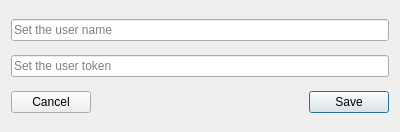
First picture: the form in src/git_server/ServerConfigDlg.ui, repository francescmm/GitQlient, before the edit.
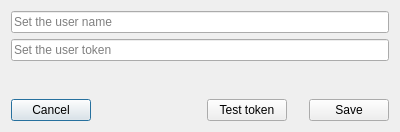
Second picture: the form after the edit.

Commit message: Simplifying GitHub class

```diff
--- a/src/git_server/ServerConfigDlg.ui
+++ b/src/git_server/ServerConfigDlg.ui
@@ -14,31 +14,28 @@
    <string>Server configuration</string>
   </property>
   <layout class="QGridLayout" name="gridLayout">
-   <item row="1" column="0" colspan="3">
-    <widget class="QLineEdit" name="leUserToken">
-     <property name="echoMode">
-      <enum>QLineEdit::Password</enum>
-     </property>
-     <property name="placeholderText">
-      <string>Set the user token</string>
-     </property>
-    </widget>
-   </item>
-   <item row="2" column="2">
-    <widget class="QPushButton" name="pbAccept">
-     <property name="text">
-      <string>Save</string>
-     </property>
-    </widget>
-   </item>
-   <item row="2" column="0">
+   <item row="3" column="0">
     <widget class="QPushButton" name="pbCancel">
      <property name="text">
       <string>Cancel</string>
      </property>
     </widget>
    </item>
-   <item row="2" column="1">
+   <item row="2" column="0" colspan="5">
+    <widget class="QLabel" name="lTestResult">
+     <property name="text">
+      <string/>
+     </property>
+    </widget>
+   </item>
+   <item row="3" column="4">
+    <widget class="QPushButton" name="pbAccept">
+     <property name="text">
+      <string>Save</string>
+     </property>
+    </widget>
+   </item>
+   <item row="3" column="1">
     <spacer name="horizontalSpacer">
      <property name="orientation">
       <enum>Qt::Horizontal</enum>
@@ -51,13 +48,46 @@
      </property>
     </spacer>
    </item>
-   <item row="0" column="0" colspan="3">
+   <item row="1" column="0" colspan="5">
+    <widget class="QLineEdit" name="leUserToken">
+     <property name="echoMode">
+      <enum>QLineEdit::Password</enum>
+     </property>
+     <property name="placeholderText">
+      <string>Set the user token</string>
+     </property>
+    </widget>
+   </item>
+   <item row="0" column="0" colspan="5">
     <widget class="QLineEdit" name="leUserName">
      <property name="placeholderText">
       <string>Set the user name</string>
      </property>
     </widget>
    </item>
+   <item row="3" column="2">
+    <widget class="QPushButton" name="pbTest">
+     <property name="text">
+      <string>Test token</string>
+     </property>
+    </widget>
+   </item>
+   <item row="3" column="3">
+    <spacer name="horizontalSpacer_2">
+     <property name="orientation">
+      <enum>Qt::Horizontal</enum>
+     </property>
+     <property name="sizeType">
+      <enum>QSizePolicy::Fixed</enum>
+     </property>
+     <property name="sizeHint" stdset="0">
+      <size>
+       <width>10</width>
+       <height>20</height>
+      </size>
+     </property>
+    </spacer>
+   </item>
   </layout>
  </widget>
  <tabstops>
```
The commit also changes 4 other files.
